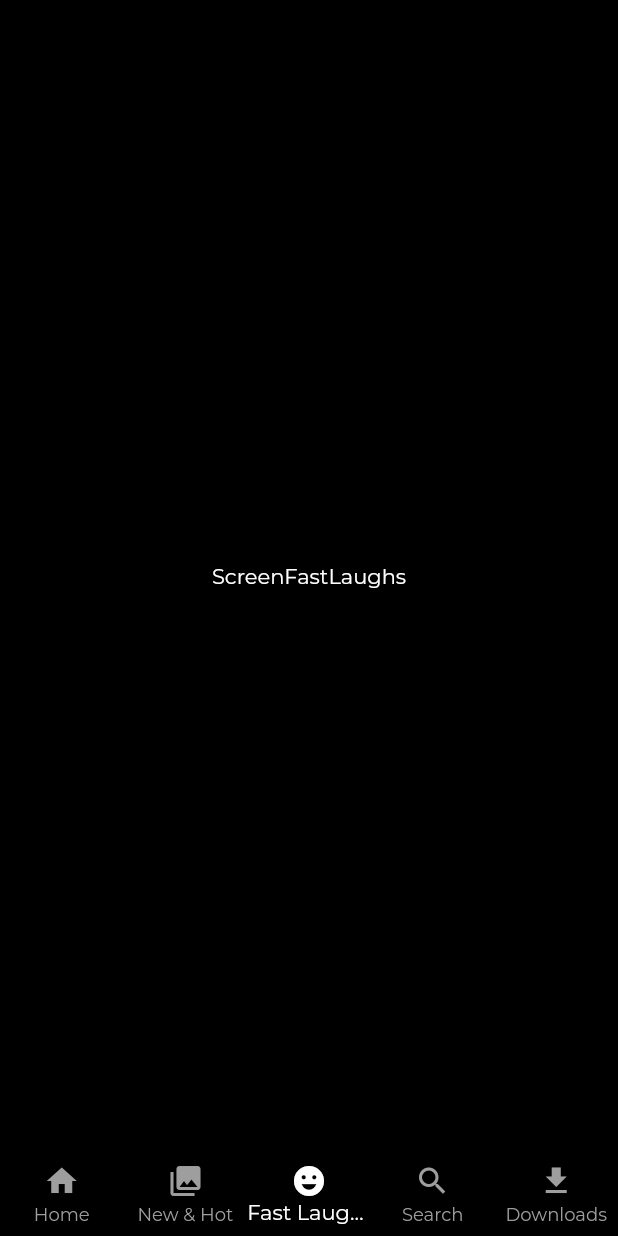
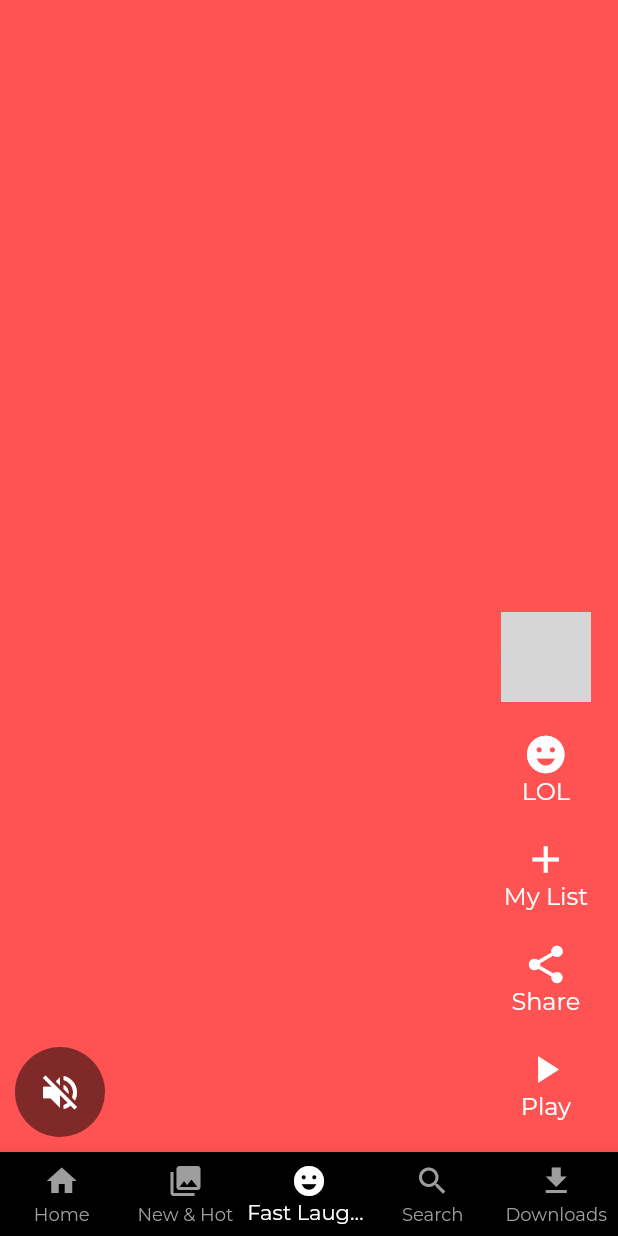
Before and after one commit to MuhammedFaizalB/Netflix_Clone, a Flutter app: the screen it shows after launch, item 3 of the bottom bar chosen, on a phone screen of 412 x 824 dp. Run offline on Flutter 3.47's test engine with Material 2 defaults, Android fonts, the phone set to English and light mode, and no system bars; our stand-ins replace google_fonts; network calls fail; grey boxes are pictures that could not be loaded.

Commit message:
FastLaughs page content Added

```diff
--- a/lib/presentation/fast_laughs/screen_fast_laughs.dart
+++ b/lib/presentation/fast_laughs/screen_fast_laughs.dart
@@ -1,12 +1,22 @@
 import 'package:flutter/material.dart';
+import 'package:netflix_clone/presentation/fast_laughs/widgets/video_list_item.dart';
 
 class ScreenFastLaughs extends StatelessWidget {
   const ScreenFastLaughs({Key? key}) : super(key: key);
 
   @override
   Widget build(BuildContext context) {
-    return const Scaffold(
-      body: Center(child: Text('ScreenFastLaughs')),
+    return Scaffold(
+      body: SafeArea(
+        child: PageView(
+          scrollDirection: Axis.vertical,
+          children: List.generate(20, (index) {
+            return VideoListItem(
+              index: index,
+            );
+          }),
+        ),
+      ),
     );
   }
 }
--- /dev/null
+++ b/lib/presentation/fast_laughs/widgets/video_list_item.dart
@@ -0,0 +1,99 @@
+import 'package:flutter/material.dart';
+import 'package:netflix_clone/core/colors/colors.dart';
+
+class VideoListItem extends StatelessWidget {
+  final index;
+  const VideoListItem({Key? key, required this.index}) : super(key: key);
+
+  @override
+  Widget build(BuildContext context) {
+    return Stack(
+      children: [
+        Container(
+          color: Colors.accents[index],
+        ),
+        Align(
+          alignment: Alignment.bottomCenter,
+          child: Padding(
+            padding: const EdgeInsets.symmetric(
+              vertical: 10,
+              horizontal: 10,
+            ),
+            // left Side
+            child: Row(
+              mainAxisAlignment: MainAxisAlignment.spaceBetween,
+              crossAxisAlignment: CrossAxisAlignment.end,
+              children: [
+                CircleAvatar(
+                  backgroundColor: Colors.black.withOpacity(0.5),
+                  radius: 30,
+                  child: IconButton(
+                    onPressed: () {},
+                    icon: const Icon(
+                      Icons.volume_off,
+                      color: kwhitecolour,
+                      size: 30,
+                    ),
+                  ),
+                ),
+                Column(
+                  mainAxisAlignment: MainAxisAlignment.end,
+                  children: const [
+                    Padding(
+                      padding: EdgeInsets.symmetric(vertical: 10),
+                      child: CircleAvatar(
+                        radius: 30,
+                        backgroundImage: NetworkImage(
+                            "https://www.themoviedb.org/t/p/w220_and_h330_face/sKCr78MXSLixwmZ8DyJLrpMsd15.jpg"),
+                      ),
+                    ),
+                    VideoActioWidgets(icon: Icons.emoji_emotions, title: "LOL"),
+                    VideoActioWidgets(icon: Icons.add, title: "My List"),
+                    VideoActioWidgets(icon: Icons.share, title: "Share"),
+                    VideoActioWidgets(icon: Icons.play_arrow, title: "Play")
+                  ],
+                ),
+              ],
+            ),
+          ),
+        ),
+      ],
+    );
+  }
+}
+
+class VideoActioWidgets extends StatelessWidget {
+  final IconData icon;
+  final String title;
+  const VideoActioWidgets({
+    Key? key,
+    required this.icon,
+    required this.title,
+  }) : super(key: key);
+
+  @override
+  Widget build(BuildContext context) {
+    return Padding(
+      padding: const EdgeInsets.symmetric(
+        vertical: 10,
+        horizontal: 10,
+      ),
+      child: Column(
+        children: [
+          Icon(
+            icon,
+            color: kwhitecolour,
+            size: 30,
+          ),
+          Text(
+            title,
+            style: const TextStyle(
+              color: kwhitecolour,
+              fontSize: 16,
+            ),
+          ),
+        ],
+      ),
+    );
+  }
+}
--- a/pubspec.yaml
+++ b/pubspec.yaml
@@ -35,6 +35,7 @@ dependencies:
   # Use with the CupertinoIcons class for iOS style icons.
   cupertino_icons: ^1.0.2
   google_fonts: ^3.0.0
+  video_player: ^2.4.2
 
 dev_dependencies:
   flutter_test:
```
Also changed, not shown: pubspec.lock, 1 other file.
